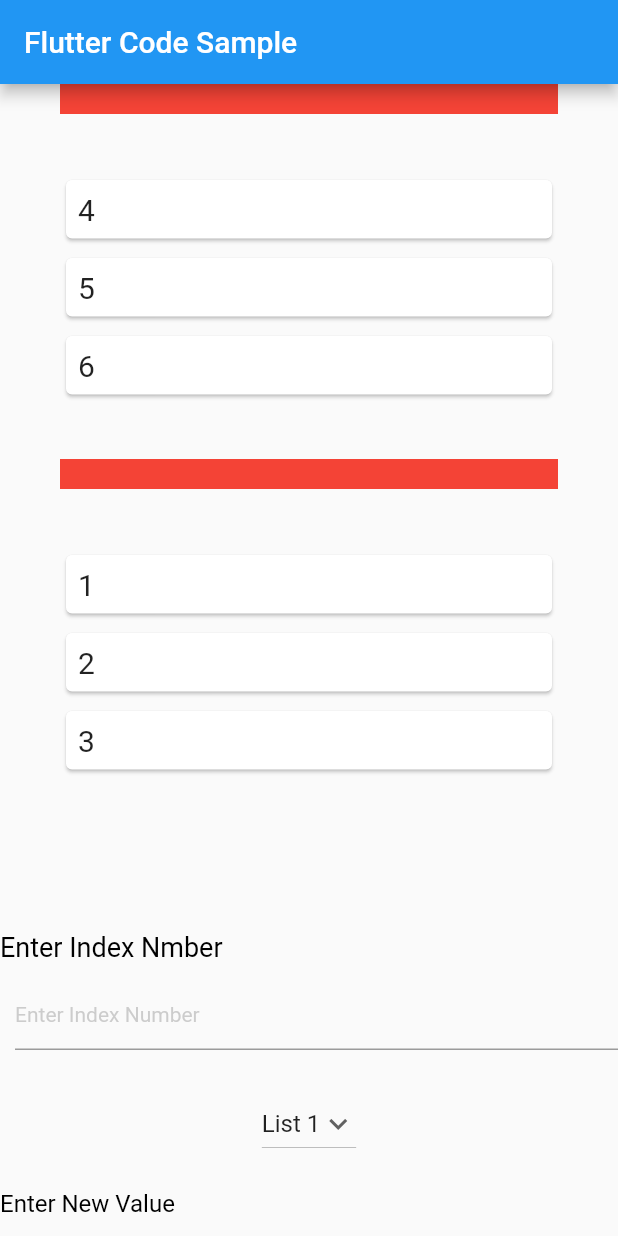
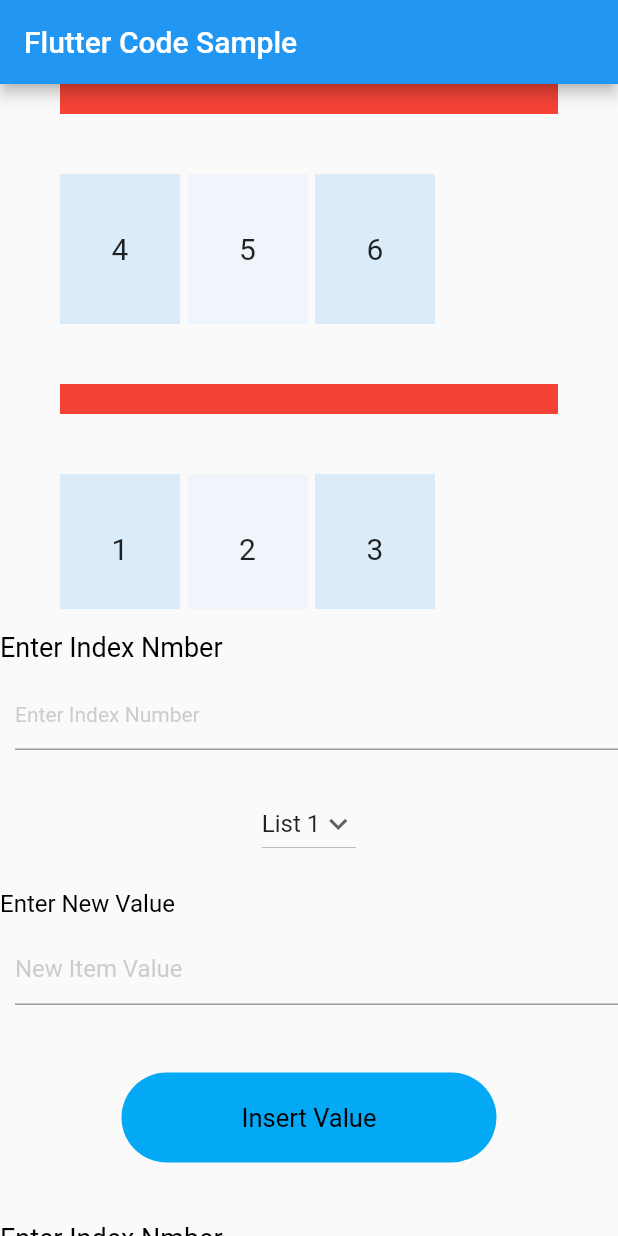
Before and after one commit to hassankhan5805/Reorderable-widgets-flutter, a Flutter app: the screen it shows after launch, on a phone screen of 412 x 824 dp. Run offline on Flutter 3.47's test engine with Material 2 defaults, Android fonts, the phone set to English and light mode, and no system bars; Roboto replaces fonts that are missing (Poppins).

Commit message:
UI Made Beautiful

```diff
--- a/lib/main.dart
+++ b/lib/main.dart
@@ -30,6 +30,7 @@ class _MyStatefulWidgetState extends State<MyStatefulWidget> {
   TextEditingController newValue = TextEditingController();
   TextEditingController indexController = TextEditingController();
   TextEditingController deleteIndex = TextEditingController();
+
   bool flagA = false;
   bool flagB = false;
   List _firstListItems = ["1", "2", "3"];
@@ -64,11 +65,11 @@ class _MyStatefulWidgetState extends State<MyStatefulWidget> {
       child: Column(
         children: [
           SizedBox(
-            height: 550,
+            height: 350,
             child: ReorderableListView(
               shrinkWrap: true,
-              physics: const ClampingScrollPhysics(),
-              padding: const EdgeInsets.symmetric(horizontal: 40),
+              physics: NeverScrollableScrollPhysics(),
+              padding: EdgeInsets.symmetric(horizontal: 40),
               onReorder: (int oldIndex, int newIndex) {
                 setState(() {
                   List a = _firstListItems;
@@ -104,13 +105,20 @@ class _MyStatefulWidgetState extends State<MyStatefulWidget> {
   }
 
   Widget _buildListBItems(BuildContext context, int index) {
+
+
+    final ColorScheme colorScheme = Theme.of(context).colorScheme;
+    final Color oddItemColor = colorScheme.primary.withOpacity(0.05);
+    final Color evenItemColor = colorScheme.primary.withOpacity(0.15);
     return Draggable<String>(
 //      the value of this draggable is set using data
       data: _secondListItems[index],
 //      the widget to show under the users finger being dragged
-      feedback: Card(
-        child: Padding(
-          padding: const EdgeInsets.all(8.0),
+      feedback: Container(
+        color: index.isEven ? evenItemColor : oddItemColor,
+        height: 80,
+        width: 80,
+        child: Center(
           child: Text(
             _secondListItems[index].toString(),
             style: TextStyle(fontSize: 20),
@@ -120,13 +128,15 @@ class _MyStatefulWidgetState extends State<MyStatefulWidget> {
 //      what to display in the child's position when being dragged
       childWhenDragging: Container(
         color: Colors.grey,
-        width: 40,
-        height: 40,
+        width: 80,
+        height: 80,
       ),
 //      widget in idle state
-      child: Card(
-        child: Padding(
-          padding: const EdgeInsets.all(8.0),
+      child: Container(
+        color: index.isEven ? evenItemColor : oddItemColor,
+        height: 80,
+        width: 80,
+        child: Center(
           child: Text(
             _secondListItems[index].toString(),
             style: TextStyle(fontSize: 20),
@@ -138,11 +148,16 @@ class _MyStatefulWidgetState extends State<MyStatefulWidget> {
 
 //  builds the widgets for List A items
   Widget _buildListAItems(BuildContext context, int index) {
+    final ColorScheme colorScheme = Theme.of(context).colorScheme;
+    final Color oddItemColor = colorScheme.primary.withOpacity(0.05);
+    final Color evenItemColor = colorScheme.primary.withOpacity(0.15);
     return Draggable<String>(
       data: _firstListItems[index],
-      feedback: Card(
-        child: Padding(
-          padding: const EdgeInsets.all(8.0),
+      feedback: Container(
+        color: index.isEven ? evenItemColor : oddItemColor,
+        width: 80,
+        height: 80,
+        child: Center(
           child: Text(
             _firstListItems[index].toString(),
             style: TextStyle(fontSize: 20),
@@ -151,12 +166,14 @@ class _MyStatefulWidgetState extends State<MyStatefulWidget> {
       ),
       childWhenDragging: Container(
         color: Colors.grey,
-        width: 40,
-        height: 40,
+        width: 80,
+        height: 80,
       ),
-      child: Card(
-        child: Padding(
-          padding: const EdgeInsets.all(8.0),
+      child: Container(
+        color: index.isEven ? evenItemColor : oddItemColor,
+        width: 80,
+        height: 80,
+        child: Center(
           child: Text(
             _firstListItems[index].toString(),
             style: TextStyle(fontSize: 20),
@@ -168,10 +185,11 @@ class _MyStatefulWidgetState extends State<MyStatefulWidget> {
 
 //  will return a widget used as an indicator for the drop position
   Widget _buildDropPreview(BuildContext context, String value) {
-    return Card(
+    return Container(
+      height: 80,
+      width: 80,
       color: Colors.lightBlue[200],
-      child: Padding(
-        padding: const EdgeInsets.all(8.0),
+      child: Center(
         child: Text(
           value,
           style: TextStyle(fontSize: 20),
@@ -277,29 +295,26 @@ class _MyStatefulWidgetState extends State<MyStatefulWidget> {
 
   Widget reOrderList(final List listItems, String keys, _buildListItems,
       _buildDragTargets, len) {
-    // final ColorScheme colorScheme = Theme.of(context).colorScheme;
-    // final Color oddItemColor = colorScheme.primary.withOpacity(0.05);
-    // final Color evenItemColor = colorScheme.primary.withOpacity(0.15);
     return SizedBox(
       key: Key(keys),
-      height: 250,
+      height: 200,
       child: Column(
         children: [
           Container(
             height: 20,
             color: Colors.red,
           ),
-          SizedBox(
-            height: 200,
-            width: 500,
+          Expanded(
             child: ReorderableListView(
+              scrollDirection: Axis.horizontal,
               shrinkWrap: true,
-              padding: const EdgeInsets.symmetric(vertical: 40),
+              padding: EdgeInsets.symmetric(vertical: 40),
               children: <Widget>[
                 SizedBox(
-                  height: 200,
+                  width: MediaQuery.of(context).size.width,
                   key: Key("$keys"),
                   child: ListView.separated(
+                    scrollDirection: Axis.horizontal,
                     itemBuilder: _buildListItems,
                     separatorBuilder: _buildDragTargets,
                     itemCount: len,
@@ -434,8 +449,8 @@ class _MyStatefulWidgetState extends State<MyStatefulWidget> {
                   } else {
                     setState(() {
                       if (dropdownvalue == "List 2") {
-                        _secondListItems.insert(int.parse(indexController.text),
-                            (newValue.text));
+                        _secondListItems.insert(
+                            int.parse(indexController.text), (newValue.text));
 
                         ScaffoldMessenger.of(context)
                             .showSnackBar(const SnackBar(
@@ -443,8 +458,8 @@ class _MyStatefulWidgetState extends State<MyStatefulWidget> {
                           backgroundColor: Colors.blue,
                         ));
                       } else if (dropdownvalue.contains("List 1")) {
-                        _firstListItems.insert(int.parse(indexController.text),
-                            (newValue.text));
+                        _firstListItems.insert(
+                            int.parse(indexController.text), (newValue.text));
                         ScaffoldMessenger.of(context)
                             .showSnackBar(const SnackBar(
                           content: Text("Item added to list 1"),
```
